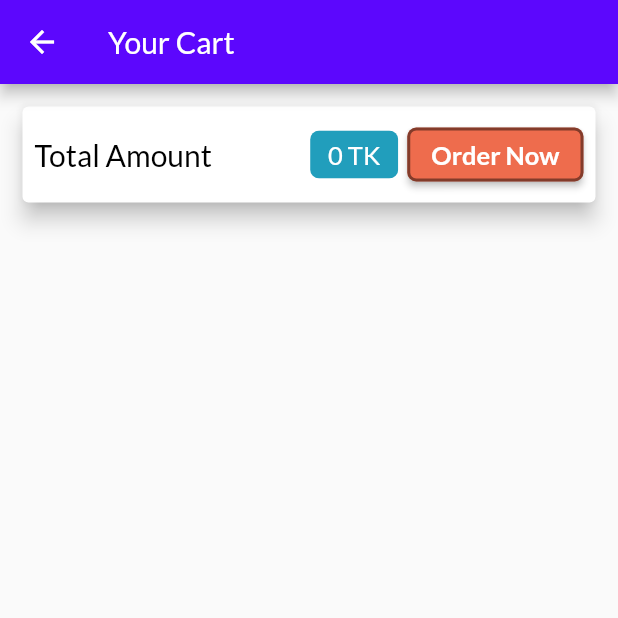
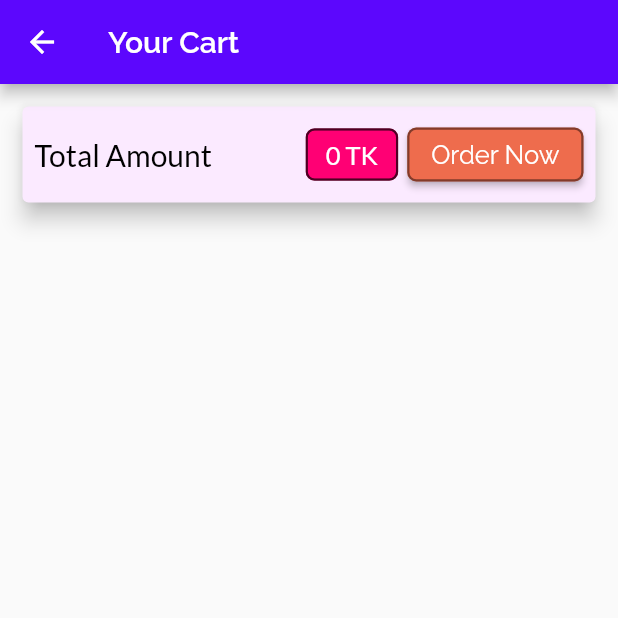
Before and after one commit to efat1531/my_shop_flutter, a Flutter app: the screen it shows after launch, after a tap on the "shopping cart" icon, on a phone screen of 412 x 824 dp, the top half of it. Run offline on Flutter 3.47's test engine with Material 2 defaults, Android fonts, the phone set to English and light mode, and no system bars; our stand-ins replace auto_size_text; network calls fail.

Commit message:
Updated font and colors

```diff
--- a/lib/main.dart
+++ b/lib/main.dart
@@ -27,6 +27,11 @@ class MyApp extends StatelessWidget {
           fontFamily: 'Lato',
           appBarTheme: const AppBarTheme(
             backgroundColor: Color.fromRGBO(92, 7, 253, 1.0),
+            titleTextStyle: TextStyle(
+              fontFamily: 'Raleway',
+              fontWeight: FontWeight.w600,
+              fontSize: 20,
+            ),
           ),
         ),
         home: ProductOverviewScreen(),
--- a/lib/screens/cart_screen.dart
+++ b/lib/screens/cart_screen.dart
@@ -16,6 +16,7 @@ class CartScreen extends StatelessWidget {
         children: [
           Card(
             elevation: 6,
+            color:const Color.fromRGBO(251, 234, 255, 1),
             margin: const EdgeInsets.all(15),
             child: Padding(
               padding: const EdgeInsets.all(8),
@@ -40,9 +41,13 @@ class CartScreen extends StatelessWidget {
                           fontSize: 17,
                         ),
                       ),
-                      backgroundColor: const Color.fromRGBO(33, 158, 188, 1),
+                      backgroundColor: const Color.fromRGBO(255, 0, 116, 1),
                       shape: RoundedRectangleBorder(
                         borderRadius: BorderRadius.circular(6),
+                        side: const BorderSide(
+                          color: Colors.black45,
+                          width: 1.5,
+                        ),
                       ),
                     ),
                   ),
@@ -53,7 +58,7 @@ class CartScreen extends StatelessWidget {
                         RoundedRectangleBorder(
                           side: const BorderSide(
                             color: Colors.black45,
-                            width: 2.0,
+                            width: 1.5,
                           ),
                           borderRadius: BorderRadius.circular(6),
                         ),
@@ -66,9 +71,9 @@ class CartScreen extends StatelessWidget {
                       'Order Now',
                       style: TextStyle(
                         color: Colors.white,
-                        fontFamily: 'Lato',
+                        fontFamily: 'Raleway',
                         fontSize: 17,
-                        fontWeight: FontWeight.bold,
+                        fontWeight: FontWeight.w400,
                       ),
                     ),
                   )
--- a/lib/screens/products_overview_screen.dart
+++ b/lib/screens/products_overview_screen.dart
@@ -23,7 +23,7 @@ class _ProductOverviewScreenState extends State<ProductOverviewScreen> {
   Widget build(BuildContext context) {
     return Scaffold(
       appBar: AppBar(
-        title: Text('My Shop'),
+        title: _showFavourites?Text('Your Favourites'):Text('All Items'),
         actions: [
           Consumer<Cart>(
             builder: (context, cart, ch) => Badge(
--- a/lib/widgets/badge.dart
+++ b/lib/widgets/badge.dart
@@ -22,20 +22,20 @@ class Badge extends StatelessWidget {
           right: 8,
           top: 8,
           child: Container(
-            padding: EdgeInsets.all(2.0),
+            padding:const EdgeInsets.all(2.0),
             // color: Theme.of(context).accentColor,
             decoration: BoxDecoration(
               borderRadius: BorderRadius.circular(10.0),
-              color: color != null ? color : Theme.of(context).accentColor,
+              color: const Color.fromRGBO(255, 114, 67, 1),
             ),
-            constraints: BoxConstraints(
+            constraints: const BoxConstraints(
               minWidth: 16,
               minHeight: 16,
             ),
             child: Text(
               value,
               textAlign: TextAlign.center,
-              style: TextStyle(
+              style:const TextStyle(
                 fontSize: 10,
               ),
             ),
--- a/lib/widgets/product_grid_view.dart
+++ b/lib/widgets/product_grid_view.dart
@@ -1,4 +1,4 @@
-// ignore_for_file: prefer_const_constructors
+// ignore_for_file: prefer_const_constructors, prefer_const_constructors_in_immutables
 
 import 'package:flutter/material.dart';
 import '../provider/product_provider.dart';
--- a/lib/widgets/products_item.dart
+++ b/lib/widgets/products_item.dart
@@ -48,7 +48,7 @@ class ProductItem extends StatelessWidget {
             textAlign: TextAlign.center,
           ),
           trailing: IconButton(
-            color: Theme.of(context).accentColor,
+            color: Color.fromRGBO(255, 190, 57, 1),
             icon: Icon(Icons.shopping_cart),
             onPressed: () {
               cart.addItem(
```
